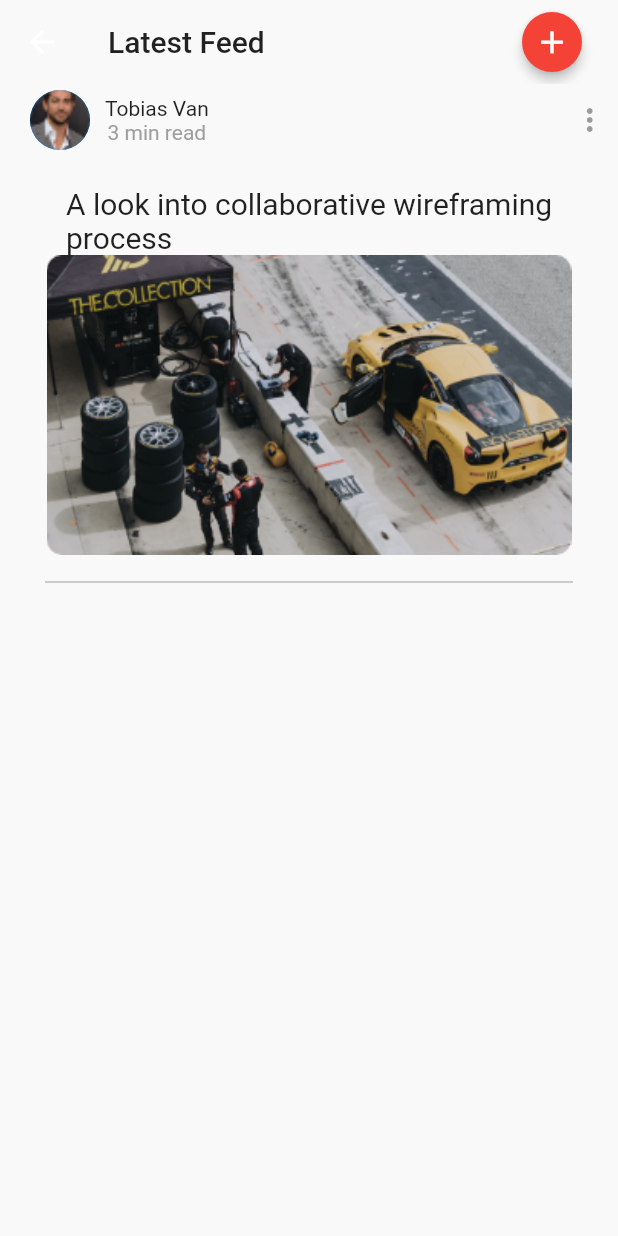
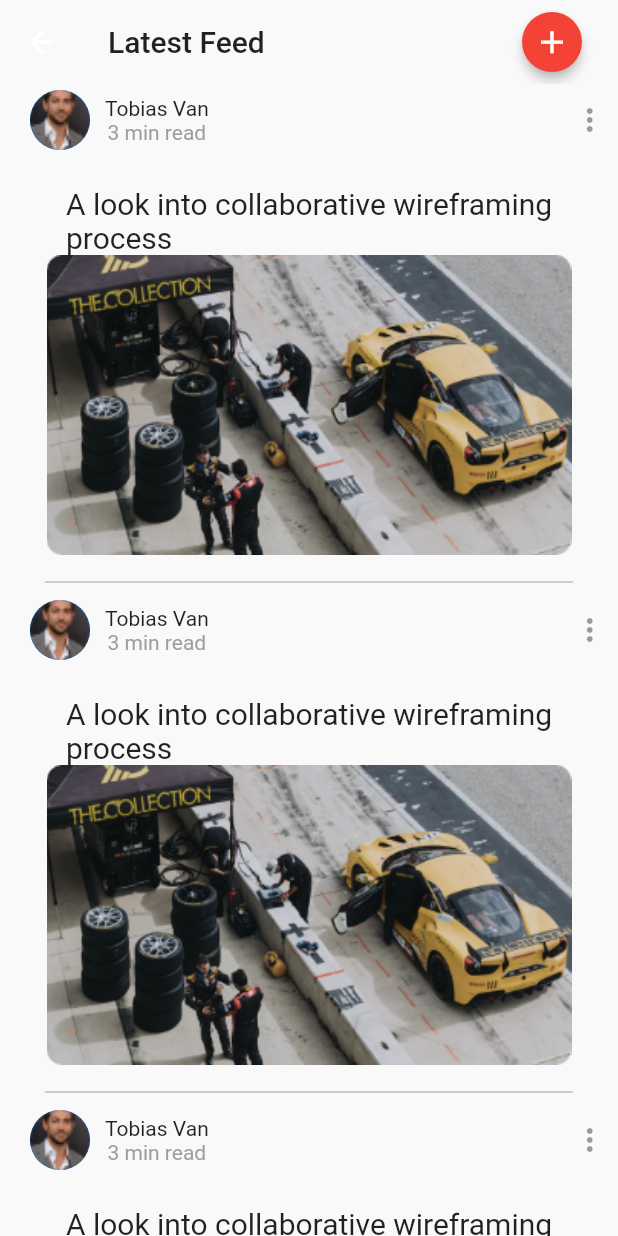
Before and after one commit to W1010x/Flutter_frontEnd, a Flutter app: the homePage screen opened directly, on a phone screen of 412 x 824 dp. Run offline on Flutter 3.47's test engine with Material 2 defaults, Android fonts, the phone set to English and light mode, and no system bars; our stand-ins replace smooth_page_indicator.

Commit message:
homePage

```diff
--- /dev/null
+++ b/photog_app/lib/ExtractedWidgets/Container_img.dart
@@ -0,0 +1,60 @@
+import 'package:flutter/material.dart';
+class Container_img extends StatelessWidget {
+  const Container_img({
+    Key key,
+  }) : super(key: key);
+
+  @override
+  Widget build(BuildContext context) {
+    return Column(
+      children: [
+        Row(
+          children: [
+            SizedBox(width: 20,),
+            CircleAvatar(  backgroundImage: AssetImage('assets/man.png'),),
+            SizedBox(width: 10,),
+            Column(
+              children: [
+                Text('Tobias Van'),
+                Text('3 min read', style: TextStyle(color: Colors.grey),),
+              ],
+            ),
+            SizedBox(width: 230,),
+            IconButton(
+              icon: Icon(
+                Icons.more_vert,
+              ),
+            )
+          ],
+        ),
+        SizedBox(height: 20,),
+        Column(
+          children: [
+            Text('A look into collaborative wireframing\nprocess',
+              style: TextStyle( fontSize: 20,fontWeight: FontWeight.w400),),
+            Container(
+              height: 200.0,
+              width: 350.0,
+              decoration: BoxDecoration(
+                image: DecorationImage(
+                  image: AssetImage(
+                      'assets/img1.png'),
+                  fit: BoxFit.fill,
+                ),
+              ),
+            ),
+            SizedBox(height: 10,),
+            Padding(
+              padding: const EdgeInsets.only(left: 30,right: 30),
+              child: Divider(
+                color: Colors.grey,
+              ),
+            )
+          ],
+        )
+
+
+      ],
+    );
+  }
+}
--- a/photog_app/lib/widgets/LoginScreen.dart
+++ b/photog_app/lib/widgets/LoginScreen.dart
@@ -63,6 +63,10 @@ class _SignUpState extends State<LogIn> {
             ElevatedButton(
               child: Text('SIGN IN'),
               onPressed: () {
+              Navigator.push(
+           context,
+             MaterialPageRoute(builder: (context) =>homePage(),));
+
               },
               style: ElevatedButton.styleFrom(
                 primary: Color(0xFFF71735),
@@ -81,7 +85,7 @@ class _SignUpState extends State<LogIn> {
 
             ElevatedButton(
 
-              child: Text('            SIGN IN            '),
+              child: Text('  Sign In with Twitter  '),
               onPressed: () {
               },
 
@@ -96,8 +100,8 @@ class _SignUpState extends State<LogIn> {
 
             SizedBox(height: 10,),
             ElevatedButton(
-              child: Text('            SIGN IN            '),
-    style: ElevatedButton.styleFrom(
+              child: Text('Sign In with Facebook'),
+              style: ElevatedButton.styleFrom(
                 primary: Color(0xFF3B5998),
                 onPrimary: Colors.white,
                 padding: EdgeInsets.symmetric(horizontal: 100, vertical: 20),
@@ -105,10 +109,9 @@ class _SignUpState extends State<LogIn> {
                   fontSize: 17,
                 ),),
               onPressed: () {
-    Navigator.push(
-    context,
-    MaterialPageRoute(builder: (context) =>homePage(),));
-    },
+
+              }
+
             ),
             SizedBox(height: 80,),
             RichText(
--- a/photog_app/lib/widgets/homePage.dart
+++ b/photog_app/lib/widgets/homePage.dart
@@ -1,4 +1,5 @@
 import 'package:flutter/material.dart';
+import 'package:photog_app/ExtractedWidgets/Container_img.dart';
 class homePage extends StatefulWidget {
   @override
   _homePageState createState() => _homePageState();
@@ -35,56 +36,19 @@ class _homePageState extends State<homePage> {
       ),
 
       //---------------------Body -------------------------//
-      body: Column(
-        children: [
-          Row(
-            children: [
-              SizedBox(width: 20,),
-              CircleAvatar(  backgroundImage: AssetImage('assets/man.png'),),
-              SizedBox(width: 10,),
-              Column(
-                children: [
-                  Text('Tobias Van'),
-                  Text('3 min read', style: TextStyle(color: Colors.grey),),
-                ],
-              ),
-           SizedBox(width: 230,),
-           IconButton(
-           icon: Icon(
-          Icons.more_vert,
+      body:SingleChildScrollView(
+        child: Column(
+          children: [
+            Container_img(),
+            Container_img(),
+            Container_img(),
+            Container_img(),
+            Container_img(),
+
+          ],
         ),
       )
-            ],
-          ),
-          SizedBox(height: 20,),
-          Column(
-            children: [
-              Text('A look into collaborative wireframing\nprocess',
-              style: TextStyle( fontSize: 20,fontWeight: FontWeight.w400),),
-              Container(
-                height: 200.0,
-                width: 350.0,
-                decoration: BoxDecoration(
-                  image: DecorationImage(
-                    image: AssetImage(
-                        'assets/img1.png'),
-                    fit: BoxFit.fill,
-                  ),
-                ),
-              ),
-              SizedBox(height: 10,),
-              Padding(
-                padding: const EdgeInsets.only(left: 30,right: 30),
-                child: Divider(
-                  color: Colors.grey,
-                ),
-              )
-            ],
-          )
 
-
-        ],
-      ),
     );
   }
 }
```
